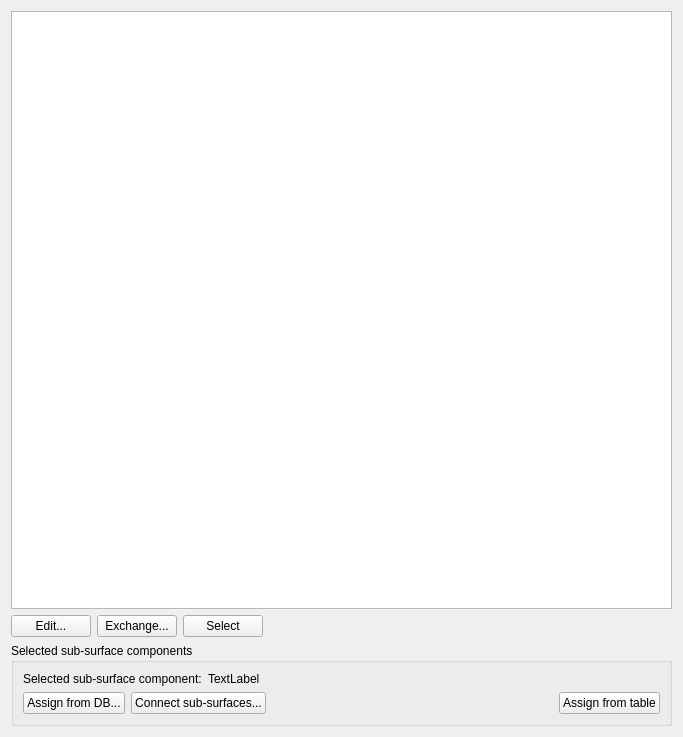
Above: SIM-VICUS/src/SVPropBuildingSubComponentsWidget.ui from ghorwin/SIM-VICUS before the change. Below: the same form after it.
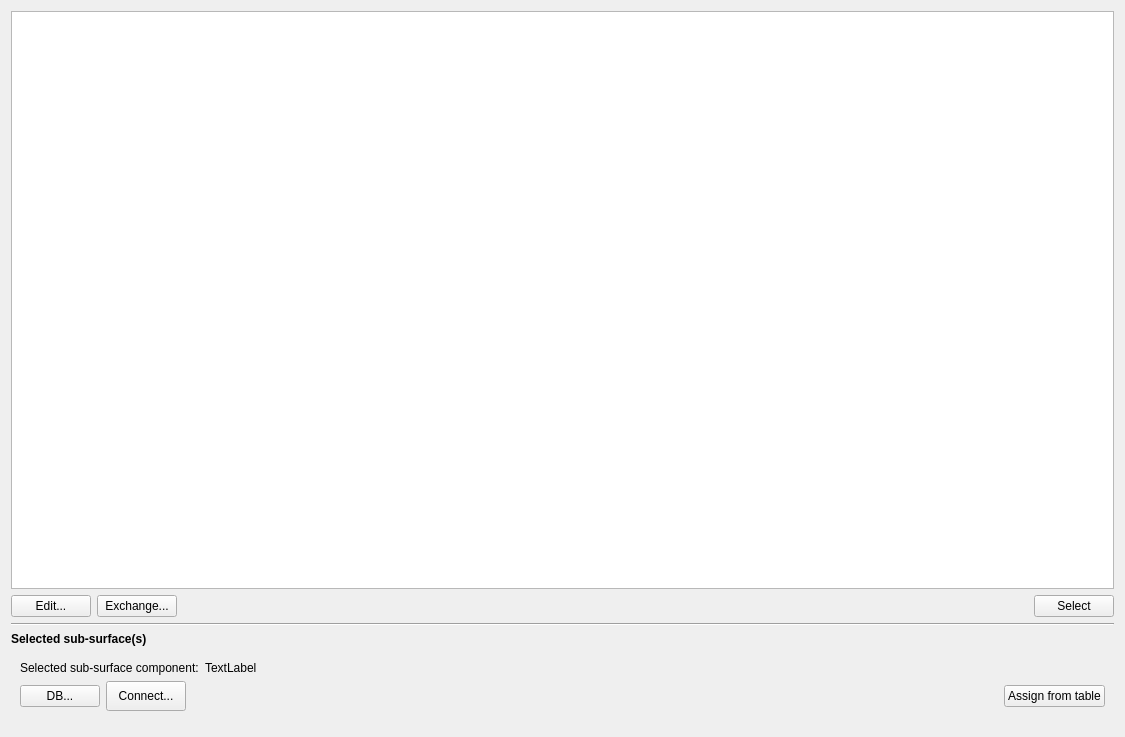
That is the form after the change.

Commit message: Reworked styling of subsurf-component widget

```diff
--- a/SIM-VICUS/src/SVPropBuildingSubComponentsWidget.ui
+++ b/SIM-VICUS/src/SVPropBuildingSubComponentsWidget.ui
@@ -6,18 +6,20 @@
    <rect>
     <x>0</x>
     <y>0</y>
-    <width>683</width>
+    <width>1125</width>
     <height>737</height>
    </rect>
   </property>
   <property name="windowTitle">
    <string>Form</string>
   </property>
-  <layout class="QGridLayout" name="gridLayout">
-   <item row="0" column="0" colspan="4">
+  <layout class="QVBoxLayout" name="verticalLayout_2">
+   <item>
     <widget class="QTableWidget" name="tableWidgetSubSurfaceComponents"/>
    </item>
-   <item row="1" column="0">
+   <item>
+    <layout class="QHBoxLayout" name="horizontalLayout">
+     <item>
     <widget class="QPushButton" name="pushButtonEditSubSurfaceComponents">
      <property name="text">
       <string>Edit...</string>
@@ -30,7 +32,7 @@
      </property>
     </widget>
    </item>
-   <item row="1" column="1">
+     <item>
     <widget class="QPushButton" name="pushButtonExchangeSubSurfaceComponents">
      <property name="toolTip">
       <string>Replaces the component association of all objects with the currently selected component.</string>
@@ -38,9 +40,28 @@
      <property name="text">
       <string>Exchange...</string>
      </property>
-    </widget>
-   </item>
-   <item row="1" column="2">
+       <property name="iconSize">
+        <size>
+         <width>24</width>
+         <height>24</height>
+        </size>
+       </property>
+      </widget>
+     </item>
+     <item>
+      <spacer name="horizontalSpacer_7">
+       <property name="orientation">
+        <enum>Qt::Horizontal</enum>
+       </property>
+       <property name="sizeHint" stdset="0">
+        <size>
+         <width>399</width>
+         <height>20</height>
+        </size>
+       </property>
+      </spacer>
+     </item>
+     <item>
     <widget class="QPushButton" name="pushButtonSelectObjectsWithSubSurfaceComponent">
      <property name="toolTip">
       <string>Selects all objects/surfaces which are associated with the selected component.</string>
@@ -48,40 +69,68 @@
      <property name="text">
       <string>Select</string>
      </property>
-    </widget>
-   </item>
-   <item row="1" column="3">
-    <spacer name="horizontalSpacer_7">
-     <property name="orientation">
-      <enum>Qt::Horizontal</enum>
-     </property>
-     <property name="sizeHint" stdset="0">
+       <property name="iconSize">
       <size>
-       <width>399</width>
-       <height>20</height>
-      </size>
-     </property>
-    </spacer>
-   </item>
-   <item row="2" column="0" colspan="4">
-    <widget class="QGroupBox" name="groupBoxSelectedSubComponent">
-     <property name="title">
-      <string>Selected sub-surface components</string>
+         <width>24</width>
+         <height>24</height>
+        </size>
+       </property>
+      </widget>
+     </item>
+    </layout>
+   </item>
+   <item>
+    <widget class="Line" name="line">
+     <property name="orientation">
+      <enum>Qt::Horizontal</enum>
      </property>
-     <layout class="QGridLayout" name="gridLayout_10">
-      <item row="0" column="0">
+    </widget>
+   </item>
+   <item>
+    <widget class="QLabel" name="label">
+     <property name="font">
+      <font>
+       <bold>true</bold>
+      </font>
+     </property>
+     <property name="text">
+      <string>Selected sub-surface(s)</string>
+     </property>
+    </widget>
+   </item>
+   <item>
+    <widget class="QWidget" name="widgetSelectedSubComponent" native="true">
+     <layout class="QVBoxLayout" name="verticalLayout">
+      <item>
+       <layout class="QHBoxLayout" name="horizontalLayout_2">
+        <item>
        <widget class="QLabel" name="label_5">
         <property name="text">
          <string>Selected sub-surface component:</string>
         </property>
        </widget>
       </item>
-      <item row="1" column="0" colspan="2">
+        <item>
+         <widget class="QLabel" name="labelSelectedSubSurfaceComponents">
+          <property name="sizePolicy">
+           <sizepolicy hsizetype="Expanding" vsizetype="Preferred">
+            <horstretch>0</horstretch>
+            <verstretch>0</verstretch>
+           </sizepolicy>
+          </property>
+          <property name="text">
+           <string>TextLabel</string>
+          </property>
+         </widget>
+        </item>
+       </layout>
+      </item>
+      <item>
        <layout class="QHBoxLayout" name="horizontalLayout_3">
         <item>
          <widget class="QPushButton" name="pushButtonAssignSubSurfaceComponent">
           <property name="text">
-           <string>Assign from DB...</string>
+           <string>DB...</string>
           </property>
           <property name="iconSize">
            <size>
@@ -93,8 +142,14 @@
         </item>
         <item>
          <widget class="QPushButton" name="pushButtonAssignInsideSubSurfaceComponent">
+          <property name="minimumSize">
+           <size>
+            <width>0</width>
+            <height>30</height>
+           </size>
+          </property>
           <property name="text">
-           <string>Connect sub-surfaces...</string>
+           <string>Connect...</string>
           </property>
          </widget>
         </item>
@@ -119,26 +174,22 @@
           <property name="text">
            <string>Assign from table</string>
           </property>
+          <property name="iconSize">
+           <size>
+            <width>24</width>
+            <height>24</height>
+           </size>
+          </property>
          </widget>
         </item>
        </layout>
       </item>
-      <item row="0" column="1">
-       <widget class="QLabel" name="labelSelectedSubSurfaceComponents">
-        <property name="sizePolicy">
-         <sizepolicy hsizetype="Expanding" vsizetype="Preferred">
-          <horstretch>0</horstretch>
-          <verstretch>0</verstretch>
-         </sizepolicy>
-        </property>
-        <property name="text">
-         <string>TextLabel</string>
-        </property>
-       </widget>
-      </item>
      </layout>
     </widget>
    </item>
+   <item>
+    <widget class="QWidget" name="widget" native="true"/>
+   </item>
   </layout>
  </widget>
  <resources/>
```
Lines whose indentation alone changed are shown as unchanged. The commit also changes 1 other file.
